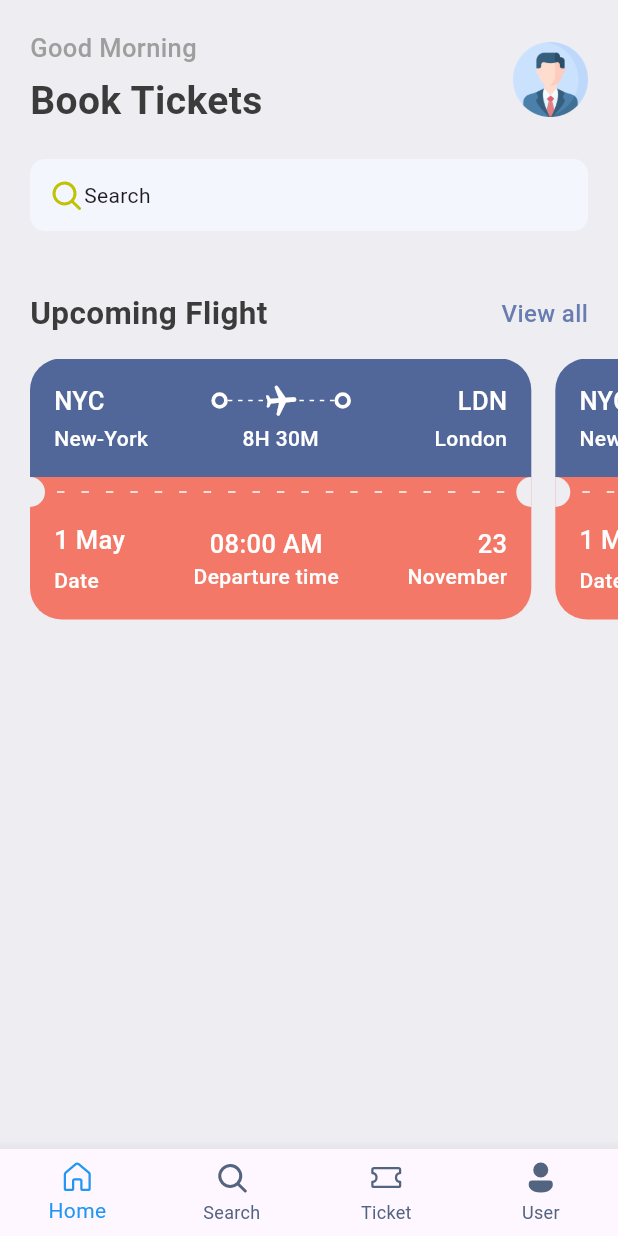
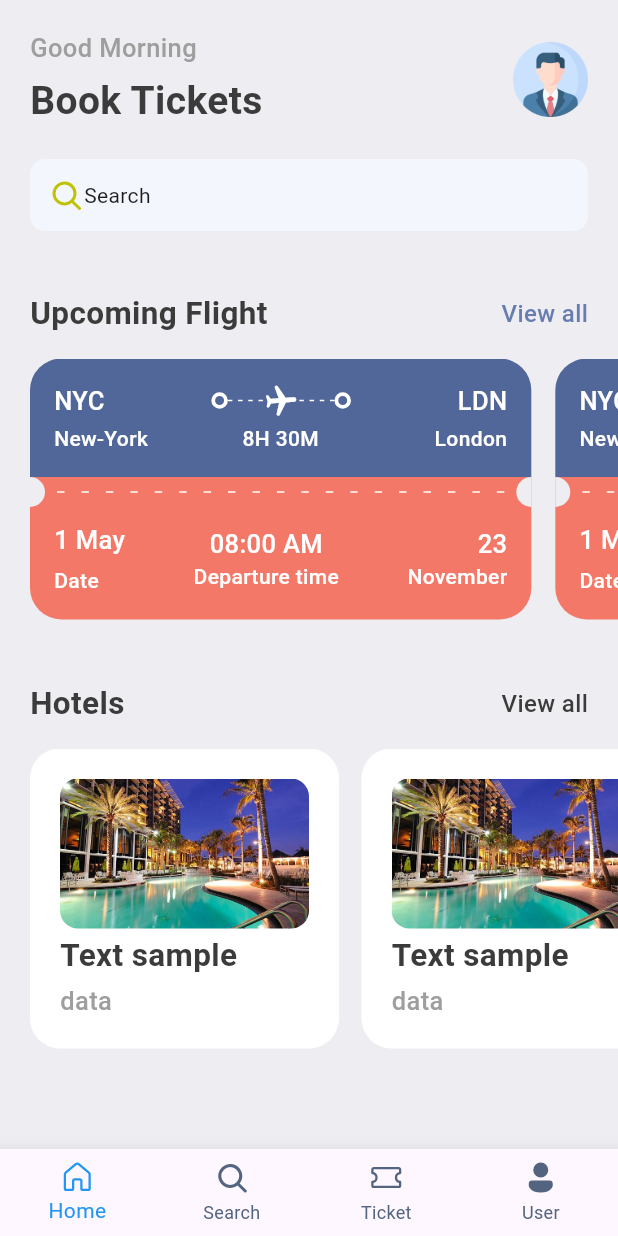
Before and after one commit to vini3055/ticketBookingAppFLutter, a Flutter app: the screen it shows after launch, on a phone screen of 412 x 824 dp. Run offline on Flutter 3.47's test engine with Material 3 defaults, Android fonts, the phone set to English and light mode, and no system bars; our stand-ins replace fluentui_icons, gap, google_fonts.

Commit message:
my version of hotel screens

```diff
--- a/lib/screens/home_screen.dart
+++ b/lib/screens/home_screen.dart
@@ -2,6 +2,7 @@
 import 'package:fluentui_icons/fluentui_icons.dart';
 import 'package:flutter/material.dart';
 import 'package:gap/gap.dart';
+import 'package:ticketapp/screens/hotel_screen.dart';
 import 'package:ticketapp/screens/ticket_view.dart';
 import 'package:ticketapp/utils/app_styles.dart';
 
@@ -96,6 +97,44 @@ class HomeScreen extends StatelessWidget {
                 TicketView()
               ],
             ),
+          ),
+          const Gap(15),
+          Container(
+            // padding: EdgeInsets.only(left:20,right: 20),
+            // incase if both left and right having same padding we can use symmetric padding on horizontal
+            padding: EdgeInsets.symmetric(horizontal: 20),
+            child:  Row(
+              // can use spacer but mainaxisalignment can also be used
+              mainAxisAlignment: MainAxisAlignment.spaceBetween,
+               children: [
+                 Text('Hotels',style: Styles.headLineStyle2,),
+                 // const Spacer(),-v
+                 // instead of spacer mainaxisalignment:mainaxisalignment.spacebetween get used
+                 InkWell(
+                   onTap: (){
+                     print('Data');
+                   },
+                     child: Text(
+                       'View all',
+                       style: Styles.textStyle.copyWith(color: Styles.textColor)
+                     ),
+                 ),
+               ],
+            ),
+          ),
+          const Gap(15),
+          SingleChildScrollView(
+            scrollDirection: Axis.horizontal,
+            padding: EdgeInsets.only(left: 20),
+            child: Row(
+              children: [
+                HotelScreen(imageName: "assets/images/image1.jpg"),
+                const Gap(15),
+                HotelScreen(imageName: "assets/images/image1.jpg"),
+                HotelScreen(imageName: "assets/images/image1.jpg"),
+                // HotelScreen(imageName: "assets/images/image1.jpg"),
+              ],
+            ),
           )
         ],
       ),
--- /dev/null
+++ b/lib/screens/hotel_screen.dart
@@ -0,0 +1,45 @@
+import 'package:flutter/cupertino.dart';
+import 'package:flutter/material.dart';
+import 'package:gap/gap.dart';
+import 'package:ticketapp/utils/app_layout.dart';
+import 'package:ticketapp/utils/app_styles.dart';
+
+class HotelScreen extends StatelessWidget {
+  HotelScreen({super.key, required String imageName});
+
+  @override
+  Widget build(BuildContext context) {
+    final size = AppLayout.getSize(context);
+
+    return Container(
+      padding: EdgeInsets.only(top: 20, left: 20, right: 20),
+      decoration: BoxDecoration(
+        borderRadius: BorderRadius.circular(20),
+        color:Colors.white,
+      ),
+      // ),
+      width: size.width * 0.5,
+      height: 200,
+
+      child: Column(
+        crossAxisAlignment: CrossAxisAlignment.start,
+
+//       mainAxisAlignment: MainAxisAlignment.start,
+        children: [
+          Container(
+              height: 100,
+              decoration: BoxDecoration(
+                  borderRadius: BorderRadius.circular(12),
+                  image: DecorationImage(
+                      fit: BoxFit.cover,
+                      image: AssetImage("assets/images/image1.jpg")))),
+          const Spacer(),
+          Text("Text sample", style: Styles.headLineStyle2,),
+          const Spacer(),
+          Text("data",style: Styles.headLineStyle3),
+          const Gap(20),
+        ],
+      ),
+    );
+  }
+}
```
Also changed, not shown: assets/images/image1.jpg (added).
